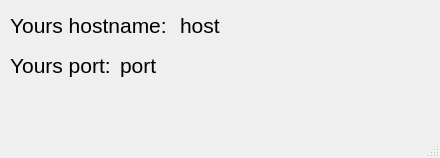
abbeswrld/web, file src/resources/UI/enter.ui: the form before one commit.
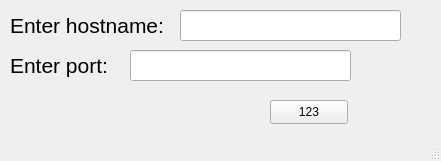
The form after the commit.

The edit to the form file:
```diff
--- a/src/resources/UI/enter.ui
+++ b/src/resources/UI/enter.ui
@@ -6,38 +6,20 @@
    <rect>
     <x>0</x>
     <y>0</y>
-    <width>440</width>
-    <height>158</height>
+    <width>441</width>
+    <height>161</height>
    </rect>
   </property>
   <property name="windowTitle">
    <string>Expectation</string>
   </property>
   <widget class="QWidget" name="centralwidget">
-   <widget class="QLabel" name="label_2">
-    <property name="geometry">
-     <rect>
-      <x>10</x>
-      <y>50</y>
-      <width>101</width>
-      <height>31</height>
-     </rect>
-    </property>
-    <property name="font">
-     <font>
-      <pointsize>16</pointsize>
-     </font>
-    </property>
-    <property name="text">
-     <string>Yours port:</string>
-    </property>
-   </widget>
-   <widget class="QLabel" name="s_host">
+   <widget class="QLineEdit" name="enter_host">
     <property name="geometry">
      <rect>
       <x>180</x>
       <y>10</y>
-      <width>241</width>
+      <width>221</width>
       <height>31</height>
      </rect>
     </property>
@@ -47,10 +29,28 @@
      </font>
     </property>
     <property name="text">
-     <string>host</string>
+     <string/>
     </property>
    </widget>
-   <widget class="QLabel" name="label">
+   <widget class="QLabel" name="label_5">
+    <property name="geometry">
+     <rect>
+      <x>10</x>
+      <y>50</y>
+      <width>111</width>
+      <height>31</height>
+     </rect>
+    </property>
+    <property name="font">
+     <font>
+      <pointsize>16</pointsize>
+     </font>
+    </property>
+    <property name="text">
+     <string>Enter port:</string>
+    </property>
+   </widget>
+   <widget class="QLabel" name="label_6">
     <property name="geometry">
      <rect>
       <x>10</x>
@@ -65,15 +65,15 @@
      </font>
     </property>
     <property name="text">
-     <string>Yours hostname:</string>
+     <string>Enter hostname:</string>
     </property>
    </widget>
-   <widget class="QLabel" name="s_port">
+   <widget class="QLineEdit" name="enter_port">
     <property name="geometry">
      <rect>
-      <x>120</x>
+      <x>130</x>
       <y>50</y>
-      <width>301</width>
+      <width>221</width>
       <height>31</height>
      </rect>
     </property>
@@ -83,7 +83,20 @@
      </font>
     </property>
     <property name="text">
-     <string>port</string>
+     <string/>
+    </property>
+   </widget>
+   <widget class="QPushButton" name="button_confirm">
+    <property name="geometry">
+     <rect>
+      <x>270</x>
+      <y>100</y>
+      <width>78</width>
+      <height>24</height>
+     </rect>
+    </property>
+    <property name="text">
+     <string>123</string>
     </property>
    </widget>
   </widget>
```
Left out of the diff: 3 changed lines with no effect on the pictures.
